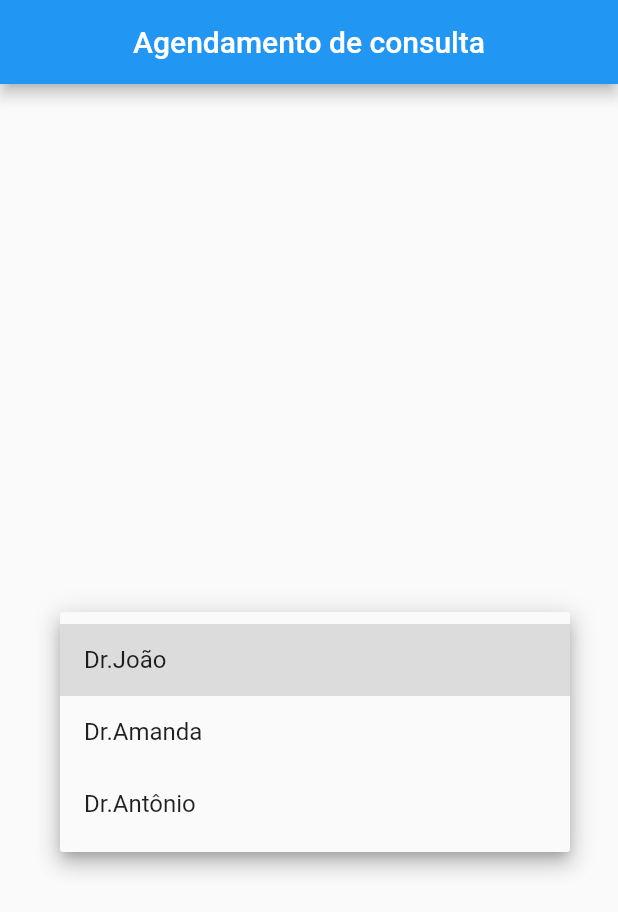
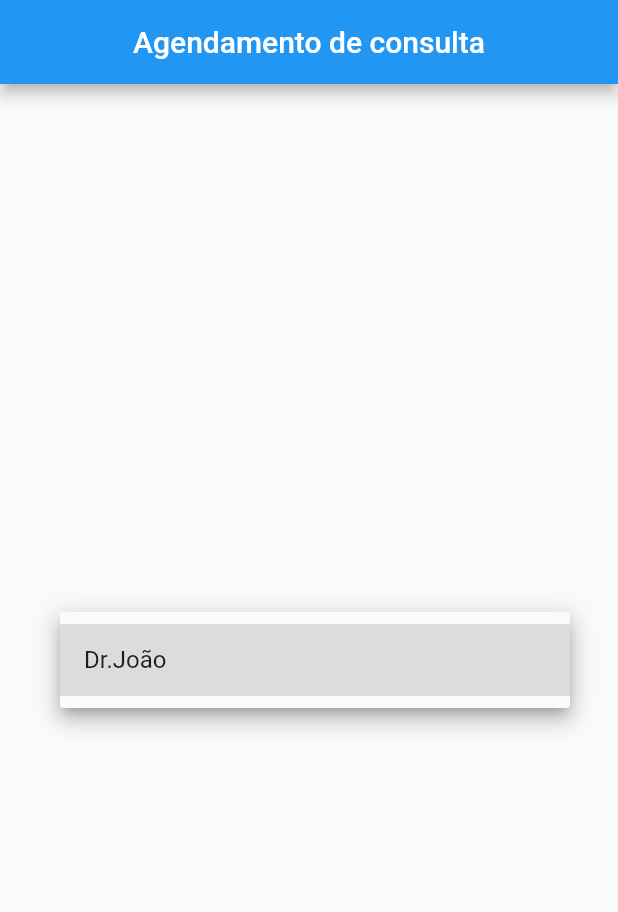
Before and after one commit to Baskhar/site_protitipo2, a Flutter app: the screen it shows after launch, after a tap on "Selecione o Doutor(a)", on a phone screen of 412 x 824 dp. Shown: the top 912 px of the screen. Run offline on Flutter 3.47's test engine with Material 2 defaults, Android fonts, the phone set to English and light mode, and no system bars; our stand-ins replace cloud_firestore, datetime_picker_formfield, firebase_core; accounts and stored records are empty; statements that could not run were skipped.

Commit message:
terceiro commit

```diff
--- a/lib/pages/page_agendamento.dart
+++ b/lib/pages/page_agendamento.dart
@@ -77,6 +77,7 @@ class _PageAgendamentoState extends State<PageAgendamento> {
           children: [
             TextFormField(
               controller: controllerCPF,
+              keyboardType: TextInputType.number,
               decoration: InputDecoration(
                   labelText: "CPF",
                   border: OutlineInputBorder(
@@ -92,6 +93,7 @@ class _PageAgendamentoState extends State<PageAgendamento> {
             SizedBox(height: 10,),
             TextFormField(
               controller: controllerNOME,
+              keyboardType: TextInputType.text,
               decoration: InputDecoration(
                   labelText: "NOME",
                   border: OutlineInputBorder(
@@ -107,6 +109,7 @@ class _PageAgendamentoState extends State<PageAgendamento> {
             SizedBox(height: 10,),
             TextFormField(
               controller: controllerNUMERO,
+              keyboardType: TextInputType.number,
               decoration: InputDecoration(
                   labelText: "NÚMERO DE WHATSAPP",
                   border: OutlineInputBorder(
--- a/lib/pages/pagina_inicial.dart
+++ b/lib/pages/pagina_inicial.dart
@@ -13,7 +13,7 @@ class PaginaInicial extends StatefulWidget {
 class _PaginaInicialState extends State<PaginaInicial> {
 
   final dropvalue = ValueNotifier('');
-  final dropOpcoes = ['Dr.João', 'Dr.Amanda', 'Dr.Antônio'];
+  final dropOpcoes = ['Dr.João'];
 
   @override
   Widget build(BuildContext context) {
```
Also changed, not shown: 1 other file.
